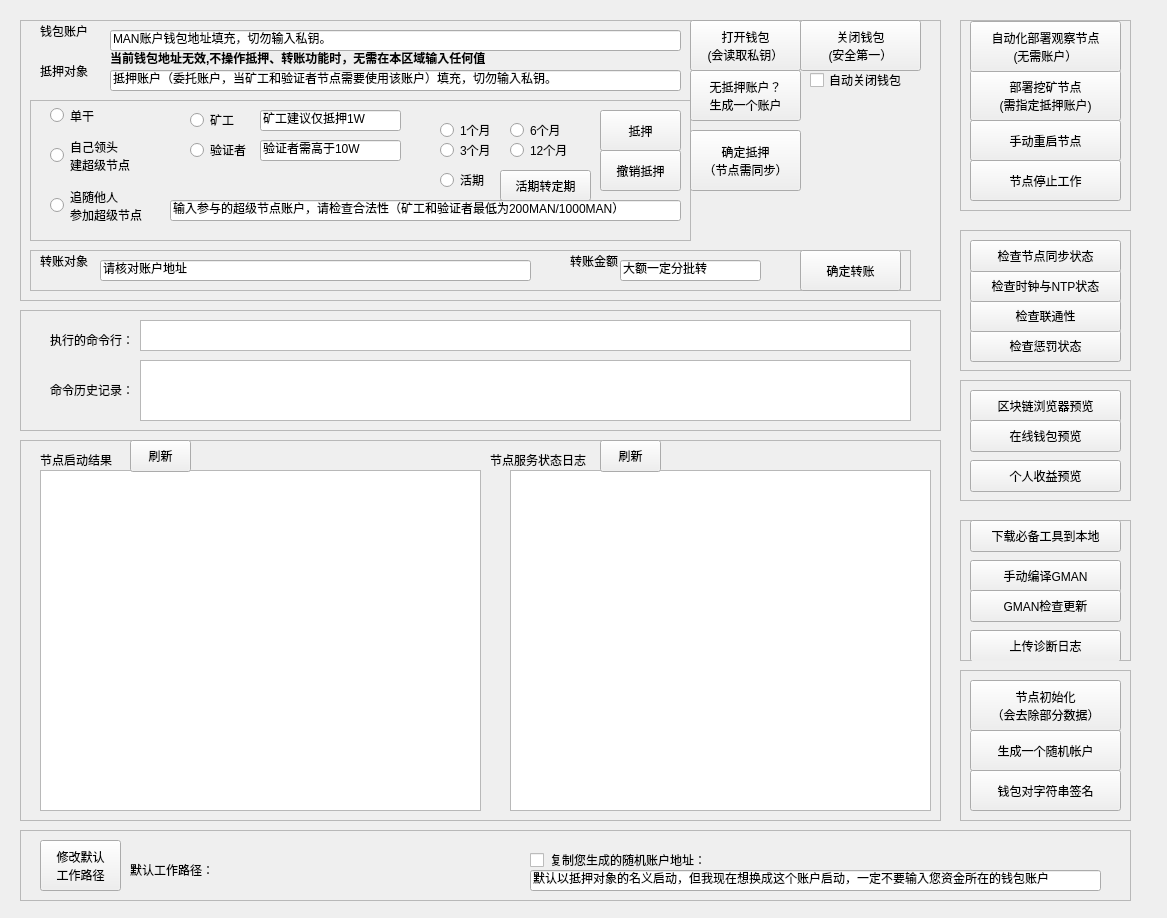
Before: the Qt Designer form MATRIXNode.ui in bigdot123456/NodeDeploy, drawn with Qt 5.
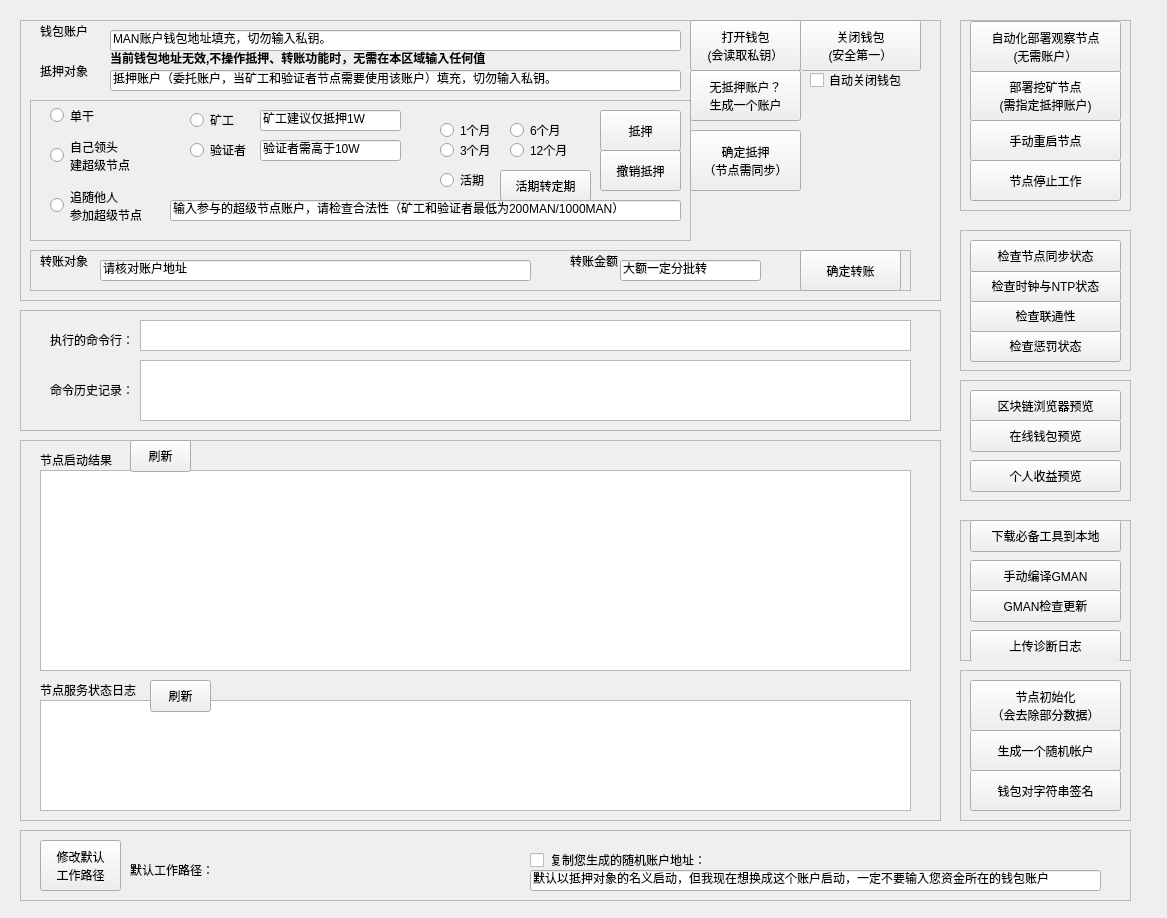
After: the same form once the commit is applied.

```diff
--- a/MATRIXNode.ui
+++ b/MATRIXNode.ui
@@ -892,18 +892,18 @@
       <rect>
        <x>20</x>
        <y>30</y>
-       <width>441</width>
-       <height>341</height>
+       <width>871</width>
+       <height>201</height>
       </rect>
      </property>
     </widget>
     <widget class="QTextBrowser" name="NodeServiceText">
      <property name="geometry">
       <rect>
-       <x>490</x>
-       <y>30</y>
-       <width>421</width>
-       <height>341</height>
+       <x>20</x>
+       <y>260</y>
+       <width>871</width>
+       <height>111</height>
       </rect>
      </property>
     </widget>
@@ -939,8 +939,8 @@
     <widget class="QLabel" name="label_5">
      <property name="geometry">
       <rect>
-       <x>470</x>
-       <y>10</y>
+       <x>20</x>
+       <y>240</y>
        <width>111</width>
        <height>20</height>
       </rect>
@@ -952,8 +952,8 @@
     <widget class="QPushButton" name="NodeServiceRefresh">
      <property name="geometry">
       <rect>
-       <x>580</x>
-       <y>0</y>
+       <x>130</x>
+       <y>240</y>
        <width>61</width>
        <height>32</height>
       </rect>
```
